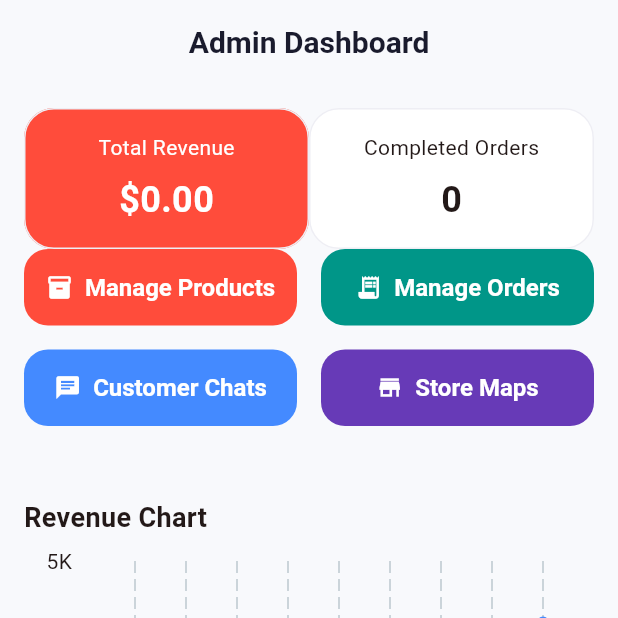
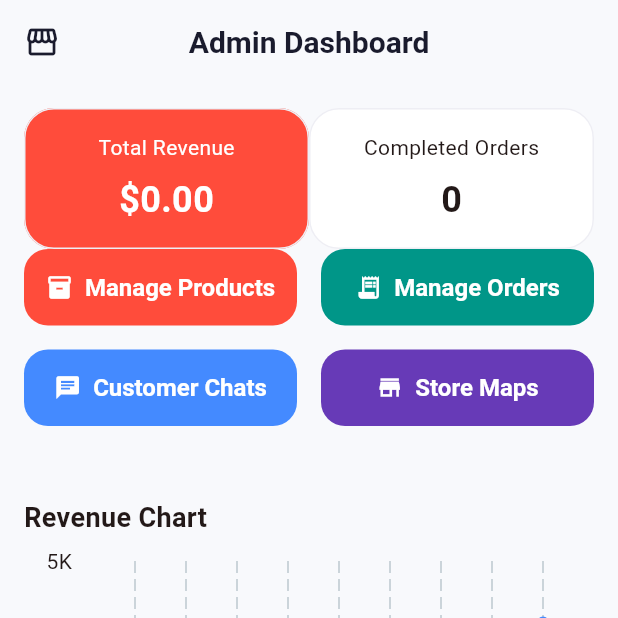
Before and after one commit to khoanc2304/e-commerce-shoes, a Flutter app: the AdminDashboardScreen screen opened by its route, on a phone screen of 412 x 824 dp, the top half of it. Run offline on Flutter 3.47's test engine with Material 3 defaults, Android fonts, the phone set to English and light mode, and no system bars; drawn by our look-alikes of fl_chart; our stand-ins replace cached_network_image, carousel_slider, cloud_firestore, dio, equatable, firebase_auth and 14 more; accounts and stored records are empty.

Commit message:
fix direct login dashboard

```diff
--- a/lib/features/admin/presentation/pages/admin_dashboard_screen.dart
+++ b/lib/features/admin/presentation/pages/admin_dashboard_screen.dart
@@ -63,7 +63,14 @@ class _AdminDashboardScreenState extends State<AdminDashboardScreen> {
   @override
   Widget build(BuildContext context) {
     return Scaffold(
-      appBar: AppBar(title: const Text('Admin Dashboard')),
+      appBar: AppBar(
+        title: const Text('Admin Dashboard'),
+        leading: IconButton(
+          icon: const Icon(Icons.storefront),
+          tooltip: 'Back to Shop',
+          onPressed: () => context.go('/home'),
+        ),
+      ),
       body: BlocBuilder<AdminCubit, AdminState>(
         builder: (context, state) {
           if (state is AdminLoading) {
--- a/lib/features/auth/presentation/pages/sign_in_screen.dart
+++ b/lib/features/auth/presentation/pages/sign_in_screen.dart
@@ -124,7 +124,11 @@ class _SignInScreenState extends State<SignInScreen> {
             ScaffoldMessenger.of(context).showSnackBar(
               SnackBar(content: Text('Welcome back, ${state.user.fullName}')),
             );
-            context.go('/home');
+            if (state.user.role == 'admin') {
+              context.go('/admin');
+            } else {
+              context.go('/home');
+            }
           }
         },
         builder: (context, state) {
```
